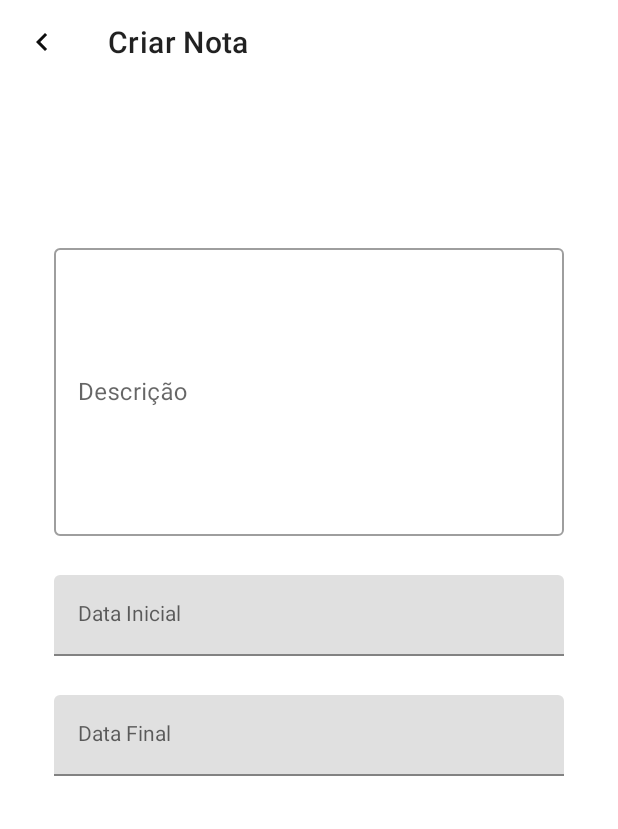
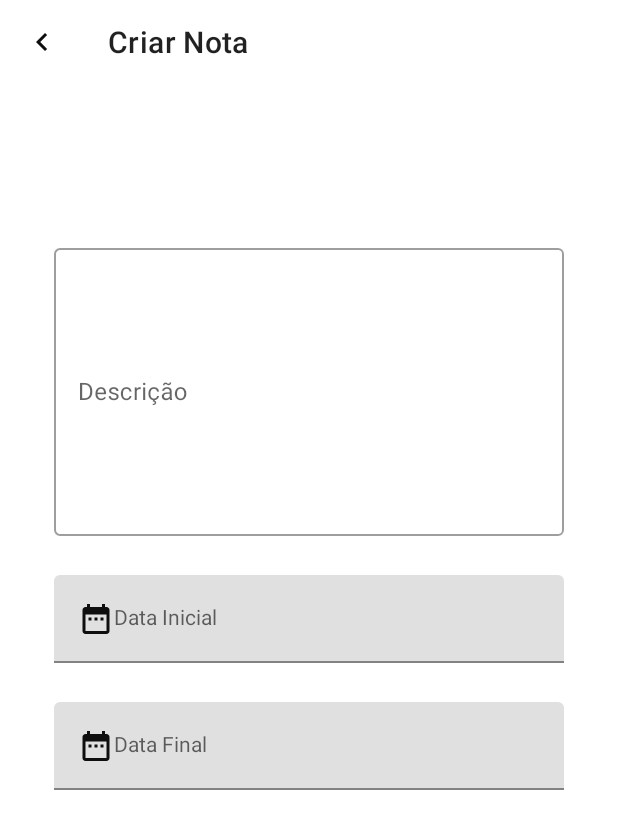
Before and after one commit to NeiTDutra/criar-lista-app-kotlin, an Android app: the layout activity_add_task.xml on its own in the app's theme, with its tools: preview values and no code run, on a phone screen of 412 x 824 dp. Shown: the top 829 px of the screen. Run offline under Robolectric (Android 15) with nearby library versions, the phone set to English and light mode, and no system bars.

Commit message:
adicionando icones date

```diff
--- /dev/null
+++ b/app/src/main/res/drawable/ic_baseline_date_24.xml
@@ -0,0 +1,5 @@
+<vector android:height="24dp" android:tint="#0E0E0E"
+    android:viewportHeight="24" android:viewportWidth="24"
+    android:width="24dp" xmlns:android="http://schemas.android.com/apk/res/android">
+    <path android:fillColor="@android:color/white" android:pathData="M9,11L7,11v2h2v-2zM13,11h-2v2h2v-2zM17,11h-2v2h2v-2zM19,4h-1L18,2h-2v2L8,4L8,2L6,2v2L5,4c-1.11,0 -1.99,0.9 -1.99,2L3,20c0,1.1 0.89,2 2,2h14c1.1,0 2,-0.9 2,-2L21,6c0,-1.1 -0.9,-2 -2,-2zM19,20L5,20L5,9h14v11z"/>
+</vector>
--- a/app/src/main/res/layout/activity_add_task.xml
+++ b/app/src/main/res/layout/activity_add_task.xml
@@ -81,6 +81,7 @@
             android:layout_width="match_parent"
             android:layout_height="wrap_content"
             android:inputType="date"
+            android:drawableStart="@drawable/ic_baseline_date_24"
             android:hint="@string/app_list_input_pre"
             style="@style/Widget.MaterialComponents.TextInputLayout.OutlinedBox" />
 
@@ -99,6 +100,7 @@
             android:id="@+id/etPos"
             android:layout_width="match_parent"
             android:layout_height="wrap_content"
+            android:drawableStart="@drawable/ic_baseline_date_24"
             android:inputType="date"
             android:hint="@string/app_list_input_pos"
             style="@style/Widget.MaterialComponents.TextInputLayout.OutlinedBox" />
```
